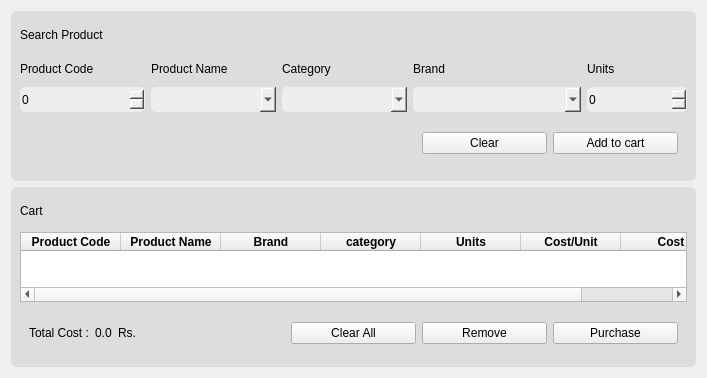
Qt form ui/Purchase.ui (sarin32/Supermarket-Inventory-and-Sales-Management-System) before a commit.
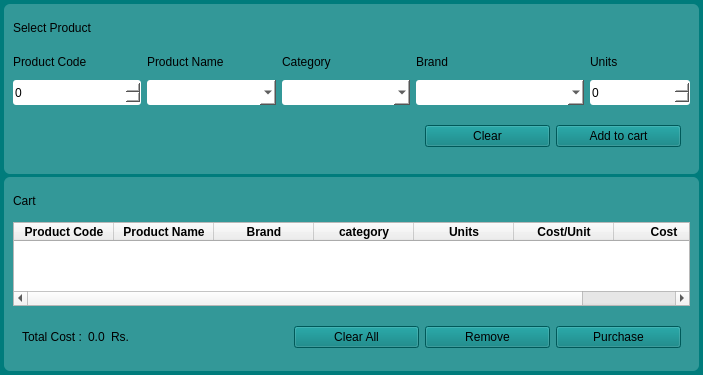
The same form after that commit.

Diff of the .ui file:
```diff
--- a/ui/Purchase.ui
+++ b/ui/Purchase.ui
@@ -14,30 +14,51 @@
    <string>Form</string>
   </property>
   <property name="styleSheet">
-   <string notr="true">QLabel{
+   <string notr="true">QWidget#purchase{
+	background-color:rgb(0, 124, 124);
+}
+QLabel{
 	font: 15px  &quot;Centular&quot;;
 }
+QPushButton{
+	font: 15px  &quot;Centular&quot;;
+	background-color:rgb(0, 124, 124);
+}
 
-QLabel#labelCart , QLabel#labelSearchProduct{
+QLabel#h_1 ,QLabel#h_2, QLabel#h_3{
 	font: bold 16px  &quot;Centular&quot;;
 }
 
-QFrame#frameSearchProduct, QFrame#frameCart{
-	background-color:#ddd;
+QFrame#mainframe_1, QFrame#mainframe_2,  QFrame#mainframe_3{
+	background-color:rgb(51, 152, 152);
 	border-radius:6px;
 }
 
-QComboBox,QSpinBox{
-	background-color:#eee;
-	border: 0.1em solid;
+QComboBox,QSpinBox,QLineEdit{
+	background-color:rgb(255, 255, 255);
 	color:#000;
-	border-radius:5px;
+	border-radius:3px;
 }
 </string>
   </property>
   <layout class="QGridLayout" name="gridLayout">
+   <property name="leftMargin">
+    <number>4</number>
+   </property>
+   <property name="topMargin">
+    <number>4</number>
+   </property>
+   <property name="rightMargin">
+    <number>4</number>
+   </property>
+   <property name="bottomMargin">
+    <number>4</number>
+   </property>
+   <property name="spacing">
+    <number>3</number>
+   </property>
    <item row="0" column="0">
-    <widget class="QFrame" name="frameSearchProduct">
+    <widget class="QFrame" name="mainframe_1">
      <property name="minimumSize">
       <size>
        <width>0</width>
@@ -178,31 +199,6 @@
         </property>
        </widget>
       </item>
-      <item row="0" column="0" colspan="4">
-       <widget class="QLabel" name="labelSearchProduct">
-        <property name="enabled">
-         <bool>true</bool>
-        </property>
-        <property name="minimumSize">
-         <size>
-          <width>0</width>
-          <height>30</height>
-         </size>
-        </property>
-        <property name="maximumSize">
-         <size>
-          <width>16777215</width>
-          <height>30</height>
-         </size>
-        </property>
-        <property name="styleSheet">
-         <string notr="true"/>
-        </property>
-        <property name="text">
-         <string>Search Product</string>
-        </property>
-       </widget>
-      </item>
       <item row="17" column="0">
        <widget class="QSpinBox" name="fieldCode">
         <property name="minimumSize">
@@ -280,11 +276,36 @@
         </property>
        </widget>
       </item>
+      <item row="0" column="0" colspan="5">
+       <widget class="QLabel" name="h_1">
+        <property name="enabled">
+         <bool>true</bool>
+        </property>
+        <property name="minimumSize">
+         <size>
+          <width>0</width>
+          <height>30</height>
+         </size>
+        </property>
+        <property name="maximumSize">
+         <size>
+          <width>16777215</width>
+          <height>30</height>
+         </size>
+        </property>
+        <property name="styleSheet">
+         <string notr="true"/>
+        </property>
+        <property name="text">
+         <string>Select Product</string>
+        </property>
+       </widget>
+      </item>
      </layout>
     </widget>
    </item>
    <item row="1" column="0">
-    <widget class="QFrame" name="frameCart">
+    <widget class="QFrame" name="mainframe_2">
      <property name="enabled">
       <bool>true</bool>
      </property>
@@ -429,9 +450,6 @@
         <property name="sortingEnabled">
          <bool>false</bool>
         </property>
-        <attribute name="verticalHeaderVisible">
-         <bool>false</bool>
-        </attribute>
         <column>
          <property name="text">
           <string>Product Code</string>
@@ -512,7 +530,7 @@
        </widget>
       </item>
       <item row="0" column="0" colspan="2">
-       <widget class="QLabel" name="labelCart">
+       <widget class="QLabel" name="h_2">
         <property name="minimumSize">
          <size>
           <width>0</width>
```
